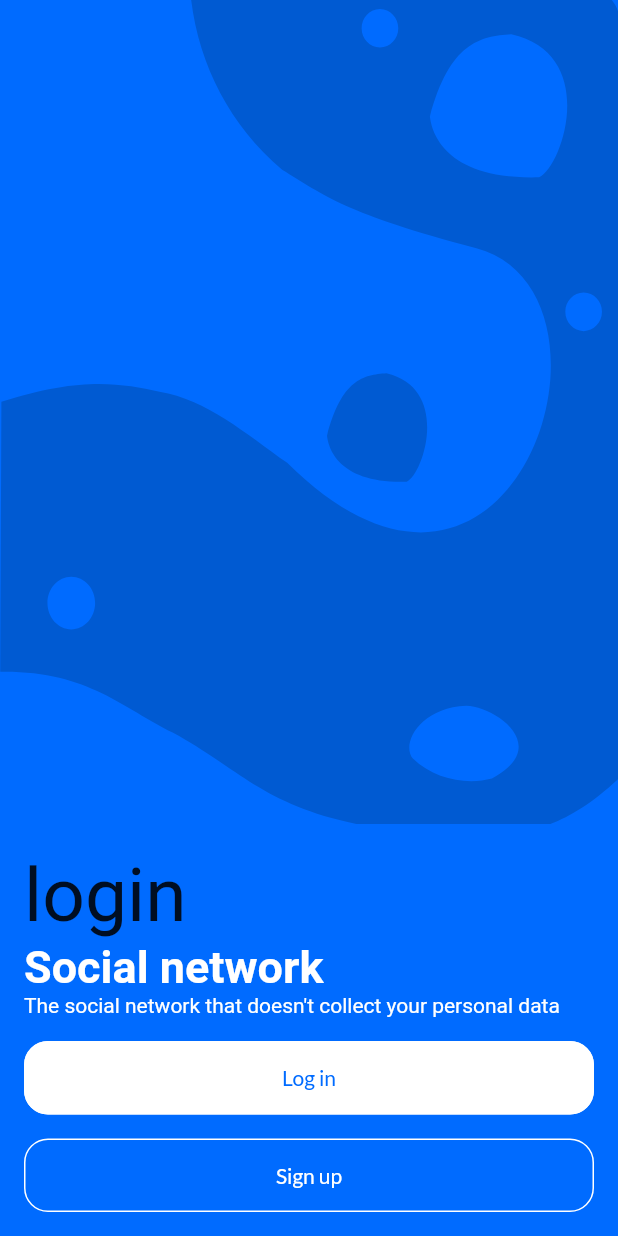
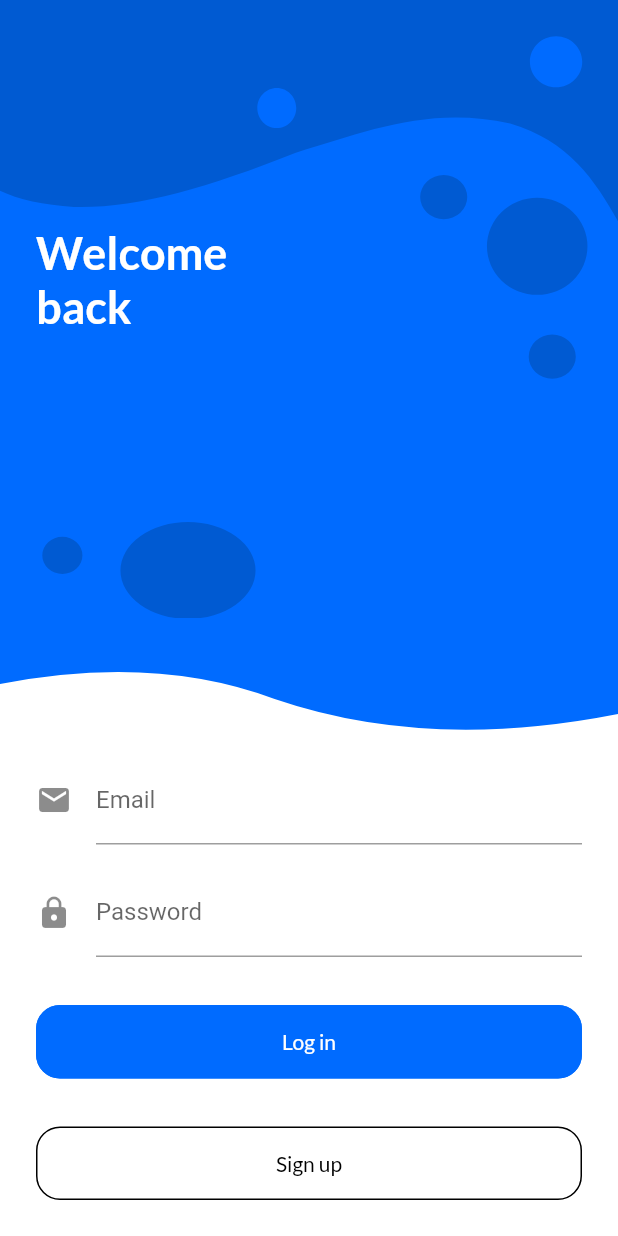
Before and after one commit to sergiocasero/social_network_flutter, a Flutter app: the screen it shows after launch, after a tap on "Log in", on a phone screen of 412 x 824 dp. Run offline on Flutter 3.47's test engine with Material 2 defaults, Android fonts, the phone set to English and light mode, and no system bars; our stand-ins replace flutter_custom_clippers, flutter_svg, get, google_fonts, shared_preferences.

Commit message:
Implemented login UI

```diff
--- a/lib/screen/AuthScreen.dart
+++ b/lib/screen/AuthScreen.dart
@@ -1,9 +1,10 @@
 import 'package:flutter/material.dart';
-import 'package:flutter_svg/flutter_svg.dart';
 import 'package:get/get.dart';
 import 'package:social_network_flutter/datasource/di/DI.dart';
 import 'package:social_network_flutter/viewmodel/AuthModel.dart';
-import 'package:social_network_flutter/widget/auth/AuthButton.dart';
+import 'package:social_network_flutter/widget/auth/LoginWidget.dart';
+import 'package:social_network_flutter/widget/auth/RegisterWidget.dart';
+import 'package:social_network_flutter/widget/auth/WelcomeWidget.dart';
 
 class AuthScreen extends StatelessWidget {
   final AuthModel _authModel = AuthModel();
@@ -12,55 +13,24 @@ class AuthScreen extends StatelessWidget {
   Widget build(BuildContext context) {
     return Scaffold(
       backgroundColor: DI.mainColor,
-      body: Stack(
-        children: [
-          SvgPicture.asset(
-            "assets/welcome.svg",
-            fit: BoxFit.cover,
-            width: double.infinity,
-            height: MediaQuery.of(context).size.height / 1.5,
-          ),
-          Padding(
-            padding: const EdgeInsets.all(16.0),
-            child: Column(
-              mainAxisAlignment: MainAxisAlignment.end,
-              crossAxisAlignment: CrossAxisAlignment.start,
-              children: [
-                Obx(() => _showStatus()),
-                Text(
-                  "welcome_title".tr,
-                  style: TextStyle(
-                    color: Colors.white,
-                    fontSize: 30,
-                    fontWeight: FontWeight.bold,
-                  ),
-                ),
-                Text(
-                  "welcome_subtitle".tr,
-                  style: TextStyle(
-                    color: Colors.white,
-                    fontSize: 14,
-                  ),
-                ),
-                AuthButton(
-                  title: "welcome_login_button".tr,
-                  backgroundColor: Colors.white,
-                  borderColor: Colors.white,
-                  textColor: DI.mainColor,
-                  onTap: () => _authModel.onLoginTap(),
-                ),
-                AuthButton(
-                  title: "welcome_signup_button".tr,
-                  backgroundColor: Colors.transparent,
-                  borderColor: Colors.white,
-                  textColor: Colors.white,
-                  onTap: () => _authModel.onRegisterTap(),
-                ),
-              ],
-            ),
-          )
-        ],
-      ),
+      body: Obx(() {
+        switch (_authModel.authState.value) {
+          case AuthState.WELCOME:
+            return WelcomeWidget(
+              onLoginTap: () => _authModel.onLoginTap(),
+              onRegisterTap: () => _authModel.onRegisterTap(),
+            );
+          case AuthState.LOGIN:
+            return LoginWidget();
+          case AuthState.REGISTER:
+            return RegisterWidget();
+          default:
+            return WelcomeWidget(
+              onLoginTap: () => _authModel.onLoginTap(),
+              onRegisterTap: () => _authModel.onRegisterTap(),
+            );
+        }
+      }),
     );
   }
 
--- a/lib/tr/translations.dart
+++ b/lib/tr/translations.dart
@@ -9,6 +9,9 @@ class Messages extends Translations {
               "The social network that doesn't collect your personal data",
           "welcome_login_button": "Log in",
           "welcome_signup_button": "Sign up",
+          "welcome_email_field": "Email",
+          "welcome_pass_field": "Password",
+          "welcome_back": "Welcome\nback"
         },
         "es_ES": {
           "welcome_title": "Social network",
@@ -16,6 +19,9 @@ class Messages extends Translations {
               "La red social que no recopila tus datos personales",
           "welcome_login_button": "Inicio de sesión",
           "welcome_signup_button": "Registro",
+          "welcome_email_field": "",
+          "welcome_pass_field": "",
+          "welcome_back": ""
         }
       };
 }
--- /dev/null
+++ b/lib/widget/auth/LoginWidget.dart
@@ -0,0 +1,88 @@
+import 'package:flutter/material.dart';
+import 'package:flutter_custom_clippers/flutter_custom_clippers.dart';
+import 'package:flutter_svg/svg.dart';
+import 'package:get/get.dart';
+import 'package:google_fonts/google_fonts.dart';
+import 'package:social_network_flutter/datasource/di/DI.dart';
+import 'package:social_network_flutter/widget/auth/AuthButton.dart';
+
+class LoginWidget extends StatelessWidget {
+  @override
+  Widget build(BuildContext context) {
+    return SafeArea(
+      child: Stack(
+        children: [
+          SvgPicture.asset(
+            "assets/login.svg",
+            fit: BoxFit.cover,
+            width: double.infinity,
+            height: MediaQuery.of(context).size.height / 2,
+          ),
+          Padding(
+            padding: const EdgeInsets.only(top: 150.0, left: 24),
+            child: Text(
+              "welcome_back".tr,
+              style: GoogleFonts.lato(
+                fontWeight: FontWeight.bold,
+                color: Colors.white,
+                fontSize: 30,
+              ),
+            ),
+          ),
+          Align(
+            alignment: Alignment.bottomCenter,
+            child: ClipPath(
+              clipper: WaveClipperTwo(reverse: true),
+              child: Container(
+                color: Colors.white,
+                padding: EdgeInsets.only(
+                    left: 16.0, right: 16.0, bottom: 16, top: 60),
+                child: Column(
+                  mainAxisSize: MainAxisSize.min,
+                  children: [
+                    Padding(
+                      padding: const EdgeInsets.all(8.0),
+                      child: TextFormField(
+                        decoration: InputDecoration(
+                          labelText: "welcome_email_field".tr,
+                          icon: Icon(Icons.email),
+                        ),
+                      ),
+                    ),
+                    Padding(
+                      padding: const EdgeInsets.all(8.0),
+                      child: TextFormField(
+                        decoration: InputDecoration(
+                          labelText: "welcome_pass_field".tr,
+                          icon: Icon(Icons.lock),
+                        ),
+                      ),
+                    ),
+                    Padding(
+                      padding: const EdgeInsets.all(8.0),
+                      child: AuthButton(
+                        title: "welcome_login_button".tr,
+                        backgroundColor: DI.mainColor,
+                        borderColor: DI.mainColor,
+                        textColor: Colors.white,
+                      ),
+                    ),
+                    Padding(
+                      padding: const EdgeInsets.all(8.0),
+                      child: AuthButton(
+                        title: "welcome_signup_button".tr,
+                        backgroundColor: Colors.transparent,
+                        borderColor: Colors.black,
+                        textColor: Colors.black,
+                      ),
+                    ),
+                  ],
+                ),
+              ),
+            ),
+          ),
+        ],
+      ),
+    );
+  }
+}
--- /dev/null
+++ b/lib/widget/auth/RegisterWidget.dart
@@ -0,0 +1,8 @@
+import 'package:flutter/material.dart';
+
+class RegisterWidget extends StatelessWidget {
+  @override
+  Widget build(BuildContext context) {
+    return Container();
+  }
+}
--- /dev/null
+++ b/lib/widget/auth/WelcomeWidget.dart
@@ -0,0 +1,69 @@
+import 'package:flutter/material.dart';
+import 'package:flutter_svg/svg.dart';
+import 'package:get/get.dart';
+import 'package:social_network_flutter/datasource/di/DI.dart';
+
+import 'AuthButton.dart';
+
+class WelcomeWidget extends StatelessWidget {
+  final Function() onLoginTap;
+  final Function() onRegisterTap;
+
+  const WelcomeWidget({
+    Key key,
+    @required this.onLoginTap,
+    @required this.onRegisterTap,
+  }) : super(key: key);
+
+  @override
+  Widget build(BuildContext context) {
+    return Stack(
+      children: [
+        SvgPicture.asset(
+          "assets/welcome.svg",
+          fit: BoxFit.cover,
+          width: double.infinity,
+          height: MediaQuery.of(context).size.height / 1.5,
+        ),
+        Padding(
+          padding: const EdgeInsets.all(16.0),
+          child: Column(
+            mainAxisAlignment: MainAxisAlignment.end,
+            crossAxisAlignment: CrossAxisAlignment.start,
+            children: [
+              Text(
+                "welcome_title".tr,
+                style: TextStyle(
+                  color: Colors.white,
+                  fontSize: 30,
+                  fontWeight: FontWeight.bold,
+                ),
+              ),
+              Text(
+                "welcome_subtitle".tr,
+                style: TextStyle(
+                  color: Colors.white,
+                  fontSize: 14,
+                ),
+              ),
+              AuthButton(
+                title: "welcome_login_button".tr,
+                backgroundColor: Colors.white,
+                borderColor: Colors.white,
+                textColor: DI.mainColor,
+                onTap: () => onLoginTap(),
+              ),
+              AuthButton(
+                title: "welcome_signup_button".tr,
+                backgroundColor: Colors.transparent,
+                borderColor: Colors.white,
+                textColor: Colors.white,
+                onTap: () => onRegisterTap(),
+              ),
+            ],
+          ),
+        )
+      ],
+    );
+  }
+}
--- a/pubspec.yaml
+++ b/pubspec.yaml
@@ -18,6 +18,7 @@ dependencies:
   http: ^0.12.2
   google_fonts: ^1.1.1
   cupertino_icons: ^1.0.0
+  flutter_custom_clippers: ^1.1.2
 
 dev_dependencies:
   flutter_test:
```
Also changed, not shown: pubspec.lock.
